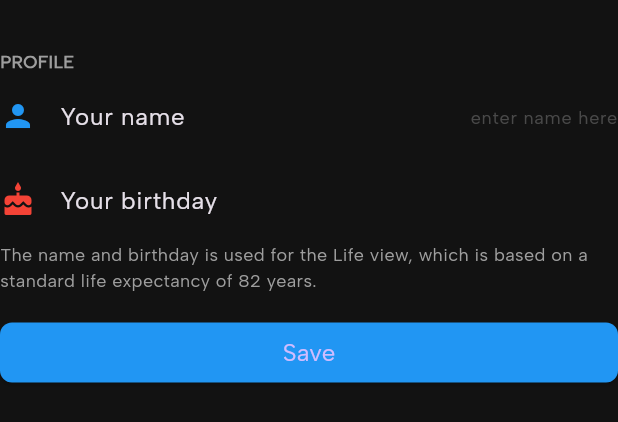
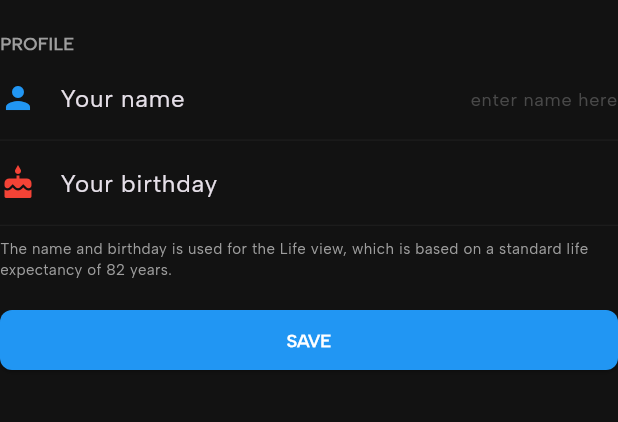
Before and after one commit to itsAbhishekV/Left-iOS, a Flutter app: the ProfileBottomSheet widget shown alone on an empty page, opened directly, on a phone screen of 412 x 824 dp. Shown: the top 422 px of the screen. Run offline on Flutter 3.47's test engine with Material 3 defaults, Android fonts, the phone set to English and light mode, and no system bars; our stand-ins replace flutter_riverpod, gap.

Commit message:
Implemented Theme Functionality

```diff
--- a/lib/core/palette.dart
+++ b/lib/core/palette.dart
@@ -3,7 +3,7 @@ import 'package:flutter/material.dart';
 class AppPalette {
   static const Color primary = Color(0xFF141416);
 
-  static const Color secondary = Color(0xFFFF6F00);
+  static Color secondary = Color(0xFFFF6F00);
 
   static const Color background = Color(0xFF121212);
   static const Color surface = Color(0xFF1F1F1F);
--- a/lib/core/theme.dart
+++ b/lib/core/theme.dart
@@ -2,25 +2,25 @@ import 'package:flutter/material.dart';
 import 'package:left/core/palette.dart';
 
 class AppTextStyle {
-  static const TextStyle title = TextStyle(
+  static TextStyle title = TextStyle(
     fontFamily: 'AlbertSans',
     fontSize: 20.0,
     fontWeight: FontWeight.w500,
     color: AppPalette.secondary,
   );
-  static const TextStyle titleMedium = TextStyle(
+  static TextStyle titleMedium = TextStyle(
     fontFamily: 'AlbertSans',
     fontSize: 16.0,
     fontWeight: FontWeight.w500,
     color: AppPalette.secondary,
   );
-  static const TextStyle smallTitle = TextStyle(
+  static TextStyle smallTitle = TextStyle(
     fontFamily: 'AlbertSans',
     fontSize: 12.0,
     fontWeight: FontWeight.w700,
     color: AppPalette.secondary,
   );
-  static const TextStyle smallBody = TextStyle(
+  static TextStyle smallBody = TextStyle(
     fontFamily: 'AlbertSans',
     fontSize: 12.0,
     fontWeight: FontWeight.w500,
--- a/lib/features/exports.dart
+++ b/lib/features/exports.dart
@@ -1,4 +1,6 @@
 export 'home/home_bottom_sheet.dart';
 export 'home/home_screen.dart';
 export 'home/profile_bottom_sheet.dart';
+export 'home/theme_bottom_sheet.dart';
 export 'state/dot_type_state.dart';
+export 'state/theme.state.dart';
--- a/lib/features/home/home_bottom_sheet.dart
+++ b/lib/features/home/home_bottom_sheet.dart
@@ -19,6 +19,7 @@ showBottomModalDialog({
         borderRadius: const BorderRadius.vertical(top: Radius.circular(25.0)),
       ),
       child: Material(
+        color: AppPalette.primary,
         borderRadius: const BorderRadius.vertical(top: Radius.circular(25.0)),
         child: Padding(
           padding: const EdgeInsets.symmetric(
--- a/lib/features/home/profile_bottom_sheet.dart
+++ b/lib/features/home/profile_bottom_sheet.dart
@@ -24,7 +24,7 @@ class _ProfileBottomSheetState extends State<ProfileBottomSheet> {
         mainAxisSize: MainAxisSize.min,
         crossAxisAlignment: CrossAxisAlignment.start,
         children: [
-          const Gap(32.0),
+          const Gap(20.0),
 
           Text(
             'PROFILE',
@@ -34,7 +34,16 @@ class _ProfileBottomSheetState extends State<ProfileBottomSheet> {
           ),
 
           // Editable Name Field
-          ListTile(
+          Container(
+            decoration: BoxDecoration(
+              border: Border(
+                bottom: BorderSide(
+                  color: Colors.grey.withAlpha(20),
+                  width: 0.8,
+                ),
+              ),
+            ),
+            child: ListTile(
               contentPadding: EdgeInsets.zero,
               leading: const Icon(Icons.person, color: Colors.blue),
               title: const Text("Your name"),
@@ -58,9 +67,19 @@ class _ProfileBottomSheetState extends State<ProfileBottomSheet> {
                 ),
               ),
             ),
+          ),
 
           // Editable Birthday Field
-          ListTile(
+          Container(
+            decoration: BoxDecoration(
+              border: Border(
+                bottom: BorderSide(
+                  color: Colors.grey.withAlpha(20),
+                  width: 0.8,
+                ),
+              ),
+            ),
+            child: ListTile(
               contentPadding: EdgeInsets.zero,
               leading: const Icon(Icons.cake, color: Colors.red),
               title: const Text("Your birthday"),
@@ -85,12 +104,15 @@ class _ProfileBottomSheetState extends State<ProfileBottomSheet> {
                 ),
               ),
             ),
+          ),
+          const Gap(8.0),
 
           // Informational Text
           Text(
             "The name and birthday is used for the Life view, which is based on a standard life expectancy of 82 years.",
             style: AppTextStyle.smallBody.copyWith(
               color: Colors.grey,
+              fontSize: 10.0,
             ),
           ),
 
@@ -109,16 +131,16 @@ class _ProfileBottomSheetState extends State<ProfileBottomSheet> {
                   borderRadius: BorderRadius.circular(8.0),
                 ),
               ),
-              child: const Text(
-                "Save",
-                style: TextStyle(
-                  fontSize: 16,
+              child: Text(
+                "Save".toUpperCase(),
+                style: AppTextStyle.smallTitle.copyWith(
+                  color: Colors.white,
                 ),
               ),
             ),
           ),
 
-          const Gap(16.0),
+          const Gap(12.0),
         ],
       ),
     );
```
Also changed, not shown: lib/features/home/home_screen.dart (+8 -4 lines), lib/features/home/theme_bottom_sheet.dart (added, +150 -0 lines), lib/features/state/theme.state.dart (added, +15 -0 lines), lib/widgets/dot.dart (+6 -5 lines), lib/features/user_model.dart (added), 1 other file. Lines whose indentation alone changed are shown as unchanged.
